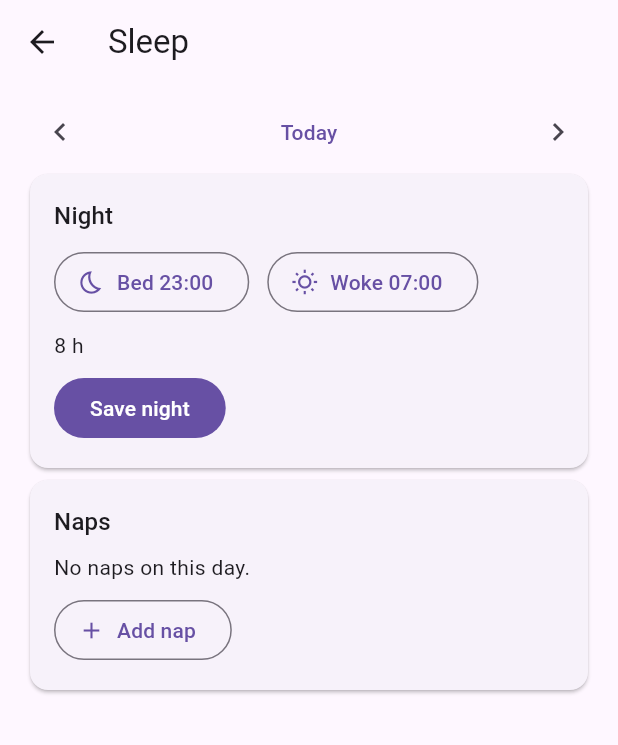
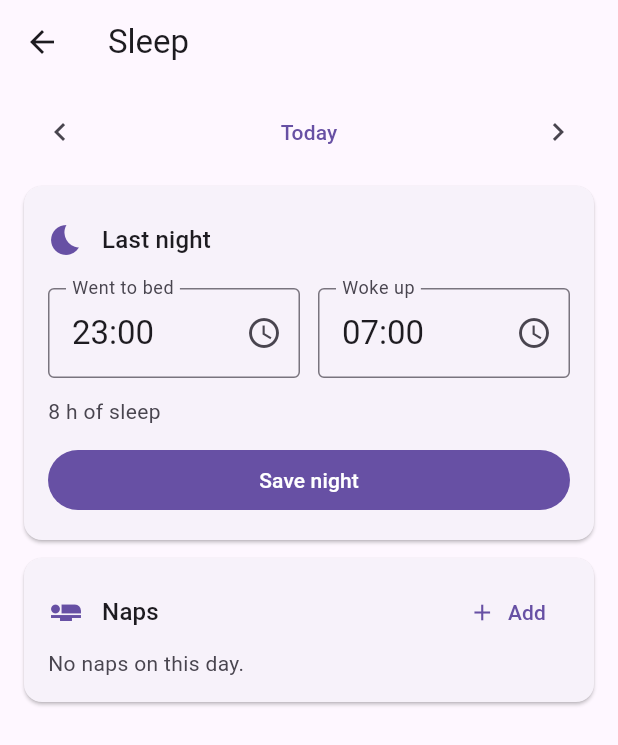
Before and after one commit to Kazutadashi/ippo, a Flutter app: the SleepScreen screen opened directly with empty values, on a phone screen of 412 x 824 dp. Shown: the top 745 px of the screen. Run offline on Flutter 3.47's test engine with Material 3 defaults, Android fonts, the phone set to English and light mode, and no system bars; our stand-ins replace material_ui.

Commit message:
Redesign the sleep screen so fields, info, and buttons are distinct
- times are outlined form fields with a label and clock icon, two of
  equal width side by side
- a logged night is plain information (went to bed, woke up, slept)
  with one Edit button in the card header
- each card has the same header: icon and title left, action right
  (Edit for the night, Add for naps)
- full-width Save buttons; the duration preview is muted text
- the nap and edit screen uses the same fields and layout
- a test checks the screen fits a narrow phone without overflow

Co-Authored-By: Claude Opus 5.5 <noreply@anthropic.com>

```diff
--- a/lib/modules/sleep/screens/sleep_screen.dart
+++ b/lib/modules/sleep/screens/sleep_screen.dart
@@ -15,7 +15,7 @@ import '../sleep_episode.dart';
 import '../sleep_log.dart';
 import '../sleep_times.dart';
 import 'sleep_form_screen.dart';
-import 'time_button.dart';
+import 'sleep_widgets.dart';
 
 /// The bedtime shown until the first night is logged.
 const ClockTime _firstBedGuess = ClockTime(23, 0);
@@ -39,9 +39,22 @@ class _SleepScreenState extends State<SleepScreen> {
   /// The day being shown, at local midnight. Starts at today.
   DateTime _day = today();
 
-  void _open(Widget screen) {
-    Navigator.of(context)
-        .push(MaterialPageRoute<void>(builder: (context) => screen));
+  void _edit(SleepEpisode episode) {
+    Navigator.of(context).push(
+      MaterialPageRoute<void>(
+        builder: (context) =>
+            SleepFormScreen.edit(appState: widget.appState, episode: episode),
+      ),
+    );
+  }
+
+  void _addNap() {
+    Navigator.of(context).push(
+      MaterialPageRoute<void>(
+        builder: (context) =>
+            SleepFormScreen.addNap(appState: widget.appState, day: _day),
+      ),
+    );
   }
 
   @override
@@ -57,26 +70,29 @@ class _SleepScreenState extends State<SleepScreen> {
           final date = formatDate(_day);
           final night = log.nightOn(date);
           final lastNight = log.lastNight();
-          final naps = log.napsOn(date);
-          final textTheme = Theme.of(context).textTheme;
           return ListView(
             padding: const EdgeInsets.fromLTRB(16, 8, 16, 24),
             children: [
               DayBar(day: _day, onChanged: (day) => setState(() => _day = day)),
               if (log.invalidCount > 0)
-                Text(
+                ProblemText(
                   '${log.invalidCount} entries in the data could not be '
                   'read and are not shown.',
-                  style: TextStyle(color: Theme.of(context).colorScheme.error),
                 ),
-              Card(
-                child: Padding(
-                  padding: const EdgeInsets.all(16),
-                  child: Column(
-                    crossAxisAlignment: CrossAxisAlignment.start,
+              _SleepCard(
                 children: [
-                      Text('Night', style: textTheme.titleMedium),
-                      const SizedBox(height: 8),
+                  CardHeader(
+                    icon: Icons.bedtime,
+                    title: _day == today() ? 'Last night' : 'Night',
+                    action: night == null
+                        ? null
+                        : TextButton.icon(
+                            onPressed: () => _edit(night),
+                            icon: const Icon(Icons.edit_outlined),
+                            label: const Text('Edit'),
+                          ),
+                  ),
+                  const SizedBox(height: 12),
                   if (night == null)
                     _NightEntry(
                       // A new key per day starts the entry fresh.
@@ -87,55 +103,23 @@ class _SleepScreenState extends State<SleepScreen> {
                       wakeGuess: lastNight?.endClock ?? _firstWakeGuess,
                     )
                   else
-                        _EpisodeTile(
-                          episode: night,
-                          onTap: () => _open(
-                            SleepFormScreen.edit(
-                              appState: widget.appState,
-                              episode: night,
+                    _NightSummary(night: night),
+                ],
+              ),
+              _SleepCard(
+                children: [
+                  CardHeader(
+                    icon: Icons.airline_seat_flat,
+                    title: 'Naps',
+                    action: TextButton.icon(
+                      onPressed: _addNap,
+                      icon: const Icon(Icons.add),
+                      label: const Text('Add'),
                     ),
                   ),
-                        ),
+                  const SizedBox(height: 4),
+                  ..._buildNaps(log.napsOn(date)),
                 ],
-                  ),
-                ),
-              ),
-              Card(
-                child: Padding(
-                  padding: const EdgeInsets.all(16),
-                  child: Column(
-                    crossAxisAlignment: CrossAxisAlignment.start,
-                    children: [
-                      Text('Naps', style: textTheme.titleMedium),
-                      if (naps.isEmpty)
-                        const Padding(
-                          padding: EdgeInsets.only(top: 8),
-                          child: Text('No naps on this day.'),
-                        ),
-                      for (final nap in naps)
-                        _EpisodeTile(
-                          episode: nap,
-                          onTap: () => _open(
-                            SleepFormScreen.edit(
-                              appState: widget.appState,
-                              episode: nap,
-                            ),
-                          ),
-                        ),
-                      const SizedBox(height: 8),
-                      OutlinedButton.icon(
-                        onPressed: () => _open(
-                          SleepFormScreen.addNap(
-                            appState: widget.appState,
-                            day: _day,
-                          ),
-                        ),
-                        icon: const Icon(Icons.add),
-                        label: const Text('Add nap'),
-                      ),
-                    ],
-                  ),
-                ),
               ),
             ],
           );
@@ -143,9 +127,78 @@ class _SleepScreenState extends State<SleepScreen> {
       ),
     );
   }
+
+  List<Widget> _buildNaps(List<SleepEpisode> naps) {
+    if (naps.isEmpty) {
+      return [const NoteText('No naps on this day.')];
+    }
+    return [
+      for (final nap in naps)
+        ListTile(
+          contentPadding: EdgeInsets.zero,
+          title: Text('${nap.startClock} – ${nap.endClock}'),
+          subtitle: Text(formatDuration(nap.duration)),
+          trailing: IconButton(
+            tooltip: 'Edit nap',
+            icon: const Icon(Icons.edit_outlined),
+            onPressed: () => _edit(nap),
+          ),
+          onTap: () => _edit(nap),
+        ),
+    ];
+  }
 }
 
-/// Entering a night right on the main screen: bedtime, wake-up, Save.
+/// A card with the same padding and layout as every other sleep card.
+class _SleepCard extends StatelessWidget {
+  const _SleepCard({required this.children});
+
+  final List<Widget> children;
+
+  @override
+  Widget build(BuildContext context) {
+    return Card(
+      margin: const EdgeInsets.only(top: 12),
+      child: Padding(
+        padding: const EdgeInsets.all(16),
+        child: Column(
+          crossAxisAlignment: CrossAxisAlignment.stretch,
+          children: children,
+        ),
+      ),
+    );
+  }
+}
+
+/// A logged night, shown as information. (Its Edit button is in the
+/// card's header.)
+class _NightSummary extends StatelessWidget {
+  const _NightSummary({required this.night});
+
+  final SleepEpisode night;
+
+  @override
+  Widget build(BuildContext context) {
+    return Row(
+      children: [
+        Expanded(
+          child: InfoValue(label: 'Went to bed', value: '${night.startClock}'),
+        ),
+        Expanded(
+          child: InfoValue(label: 'Woke up', value: '${night.endClock}'),
+        ),
+        Expanded(
+          child: InfoValue(
+            label: 'Slept',
+            value: formatDuration(night.duration),
+          ),
+        ),
+      ],
+    );
+  }
+}
+
+/// Entering a night right on the main screen: two time fields and Save.
 ///
 /// Both times start at last night's, so a usual night is one tap.
 class _NightEntry extends StatefulWidget {
@@ -169,13 +222,10 @@ class _NightEntry extends StatefulWidget {
 class _NightEntryState extends State<_NightEntry> {
   late ClockTime _bed = widget.bedGuess;
   late ClockTime _woke = widget.wakeGuess;
-  String? _problem;
 
   Future<void> _save() async {
     final period = nightPeriod(widget.wakeDay, _bed, _woke);
-    final problem = checkSleepPeriod(period);
-    setState(() => _problem = problem);
-    if (problem != null) {
+    if (checkSleepPeriod(period) != null) {
       return;
     }
     await saveOrShowError(
@@ -189,62 +239,40 @@ class _NightEntryState extends State<_NightEntry> {
   @override
   Widget build(BuildContext context) {
     final period = nightPeriod(widget.wakeDay, _bed, _woke);
-    final isValid = checkSleepPeriod(period) == null;
+    final problem = checkSleepPeriod(period);
     return Column(
-      crossAxisAlignment: CrossAxisAlignment.start,
+      crossAxisAlignment: CrossAxisAlignment.stretch,
       children: [
-        Wrap(
-          spacing: 12,
-          runSpacing: 12,
+        Row(
           children: [
-            TimeButton(
-              label: 'Bed',
-              icon: Icons.bedtime_outlined,
+            Expanded(
+              child: TimeField(
+                label: 'Went to bed',
                 time: _bed,
                 onChanged: (time) => setState(() => _bed = time),
               ),
-            TimeButton(
-              label: 'Woke',
-              icon: Icons.wb_sunny_outlined,
+            ),
+            const SizedBox(width: 12),
+            Expanded(
+              child: TimeField(
+                label: 'Woke up',
                 time: _woke,
                 onChanged: (time) => setState(() => _woke = time),
               ),
+            ),
           ],
         ),
-        const SizedBox(height: 8),
-        if (isValid) Text(formatDuration(period.duration)),
-        if (_problem != null)
-          Text(
-            _problem!,
-            style: TextStyle(color: Theme.of(context).colorScheme.error),
+        const SizedBox(height: 12),
+        if (problem == null)
+          NoteText('${formatDuration(period.duration)} of sleep')
+        else
+          ProblemText(problem),
+        const SizedBox(height: 12),
+        FilledButton(
+          onPressed: problem == null ? _save : null,
+          child: const Text('Save night'),
         ),
-        const SizedBox(height: 8),
-        FilledButton(onPressed: _save, child: const Text('Save night')),
       ],
     );
   }
 }
-
-/// A logged night or nap; tapping it opens it for changing.
-class _EpisodeTile extends StatelessWidget {
-  const _EpisodeTile({required this.episode, required this.onTap});
-
-  final SleepEpisode episode;
-  final VoidCallback onTap;
-
-  @override
-  Widget build(BuildContext context) {
-    return ListTile(
-      contentPadding: EdgeInsets.zero,
-      leading: Icon(
-        episode.kind == SleepKind.night
-            ? Icons.bedtime
-            : Icons.airline_seat_flat,
-      ),
-      title: Text('${episode.startClock} → ${episode.endClock}'),
-      subtitle: Text(formatDuration(episode.duration)),
-      trailing: const Icon(Icons.edit_outlined),
-      onTap: onTap,
-    );
-  }
-}
--- /dev/null
+++ b/lib/modules/sleep/screens/sleep_widgets.dart
@@ -0,0 +1,171 @@
+// SPDX-License-Identifier: GPL-3.0-or-later
+
+/// Small building blocks shared by the sleep screens.
+///
+/// They follow one rule so the screen is easy to read: anything that can
+/// be changed looks like a form field, information is plain text, and
+/// actions are buttons.
+library;
+
+import 'package:material_ui/material_ui.dart';
+
+import '../sleep_times.dart';
+
+/// A time the user can change. It looks like a text field (outline and
+/// label), and tapping it opens the system clock picker.
+class TimeField extends StatelessWidget {
+  /// Creates the field showing [time] with [label].
+  const TimeField({
+    super.key,
+    required this.label,
+    required this.time,
+    required this.onChanged,
+  });
+
+  /// What the time is, for example `Went to bed`.
+  final String label;
+
+  /// The time shown.
+  final ClockTime time;
+
+  /// Called with the newly picked time.
+  final ValueChanged<ClockTime> onChanged;
+
+  Future<void> _pick(BuildContext context) async {
+    final picked = await showTimePicker(
+      context: context,
+      initialTime: TimeOfDay(hour: time.hour, minute: time.minute),
+      helpText: label,
+    );
+    if (picked != null) {
+      onChanged(ClockTime(picked.hour, picked.minute));
+    }
+  }
+
+  @override
+  Widget build(BuildContext context) {
+    return InkWell(
+      onTap: () => _pick(context),
+      borderRadius: BorderRadius.circular(4),
+      child: InputDecorator(
+        decoration: InputDecoration(
+          labelText: label,
+          border: const OutlineInputBorder(),
+          suffixIcon: const Icon(Icons.schedule),
+        ),
+        child: Text('$time', style: Theme.of(context).textTheme.titleLarge),
+      ),
+    );
+  }
+}
+
+/// A piece of information: a small label above a larger value, such as
+/// "Woke up" above "07:00". Plain text, so it never looks tappable.
+class InfoValue extends StatelessWidget {
+  /// Creates the information block.
+  const InfoValue({super.key, required this.label, required this.value});
+
+  /// What the value is.
+  final String label;
+
+  /// The value itself.
+  final String value;
+
+  @override
+  Widget build(BuildContext context) {
+    final textTheme = Theme.of(context).textTheme;
+    return Column(
+      crossAxisAlignment: CrossAxisAlignment.start,
+      children: [
+        Text(
+          label,
+          style: textTheme.labelMedium?.copyWith(
+            color: Theme.of(context).colorScheme.onSurfaceVariant,
+          ),
+        ),
+        const SizedBox(height: 2),
+        // Shrink a long value (such as "10 h 45 min") instead of wrapping.
+        FittedBox(
+          fit: BoxFit.scaleDown,
+          alignment: Alignment.centerLeft,
+          child: Text(value, style: textTheme.titleLarge),
+        ),
+      ],
+    );
+  }
+}
+
+/// A card heading: an icon and a title on the left, and an optional
+/// action (such as an "Add" button) on the right.
+class CardHeader extends StatelessWidget {
+  /// Creates the heading.
+  const CardHeader({
+    super.key,
+    required this.icon,
+    required this.title,
+    this.action,
+  });
+
+  /// The icon before the title.
+  final IconData icon;
+
+  /// The title.
+  final String title;
+
+  /// A button shown on the right, if any.
+  final Widget? action;
+
+  @override
+  Widget build(BuildContext context) {
+    final action = this.action;
+    return SizedBox(
+      // The same height with or without a button, so cards line up.
+      height: 40,
+      child: Row(
+        children: [
+          Icon(icon, color: Theme.of(context).colorScheme.primary),
+          const SizedBox(width: 12),
+          Expanded(
+            child: Text(title, style: Theme.of(context).textTheme.titleMedium),
+          ),
+          if (action != null) action,
+        ],
+      ),
+    );
+  }
+}
+
+/// Plain, muted text for short notes such as "No naps on this day."
+class NoteText extends StatelessWidget {
+  /// Creates the note.
+  const NoteText(this.text, {super.key});
+
+  /// The note.
+  final String text;
+
+  @override
+  Widget build(BuildContext context) {
+    return Text(
+      text,
+      style: Theme.of(context).textTheme.bodyMedium
+          ?.copyWith(color: Theme.of(context).colorScheme.onSurfaceVariant),
+    );
+  }
+}
+
+/// Red text for a problem the user has to fix.
+class ProblemText extends StatelessWidget {
+  /// Creates the problem text.
+  const ProblemText(this.text, {super.key});
+
+  /// What is wrong.
+  final String text;
+
+  @override
+  Widget build(BuildContext context) {
+    return Text(
+      text,
+      style: TextStyle(color: Theme.of(context).colorScheme.error),
+    );
+  }
+}
--- a/lib/modules/sleep/screens/time_button.dart
+++ /dev/null
@@ -1,53 +0,0 @@
-// SPDX-License-Identifier: GPL-3.0-or-later
-
-/// A button showing a time, such as "Bed 23:30", that opens a clock to
-/// change it.
-library;
-
-import 'package:material_ui/material_ui.dart';
-
-import '../sleep_times.dart';
-
-/// Shows [label] and [time]; tapping opens the system time picker.
-class TimeButton extends StatelessWidget {
-  /// Creates the button.
-  const TimeButton({
-    super.key,
-    required this.label,
-    required this.icon,
-    required this.time,
-    required this.onChanged,
-  });
-
-  /// What the time is, for example `Bed`.
-  final String label;
-
-  /// An icon next to the label.
-  final IconData icon;
-
-  /// The time shown.
-  final ClockTime time;
-
-  /// Called with the newly picked time.
-  final ValueChanged<ClockTime> onChanged;
-
-  Future<void> _pick(BuildContext context) async {
-    final picked = await showTimePicker(
-      context: context,
-      initialTime: TimeOfDay(hour: time.hour, minute: time.minute),
-      helpText: label,
-    );
-    if (picked != null) {
-      onChanged(ClockTime(picked.hour, picked.minute));
-    }
-  }
-
-  @override
-  Widget build(BuildContext context) {
-    return OutlinedButton.icon(
-      onPressed: () => _pick(context),
-      icon: Icon(icon),
-      label: Text('$label $time'),
-    );
-  }
-}
```
Also changed, not shown: lib/modules/sleep/screens/sleep_form_screen.dart (+26 -27 lines), 1 other file. Lines whose indentation alone changed are shown as unchanged.
